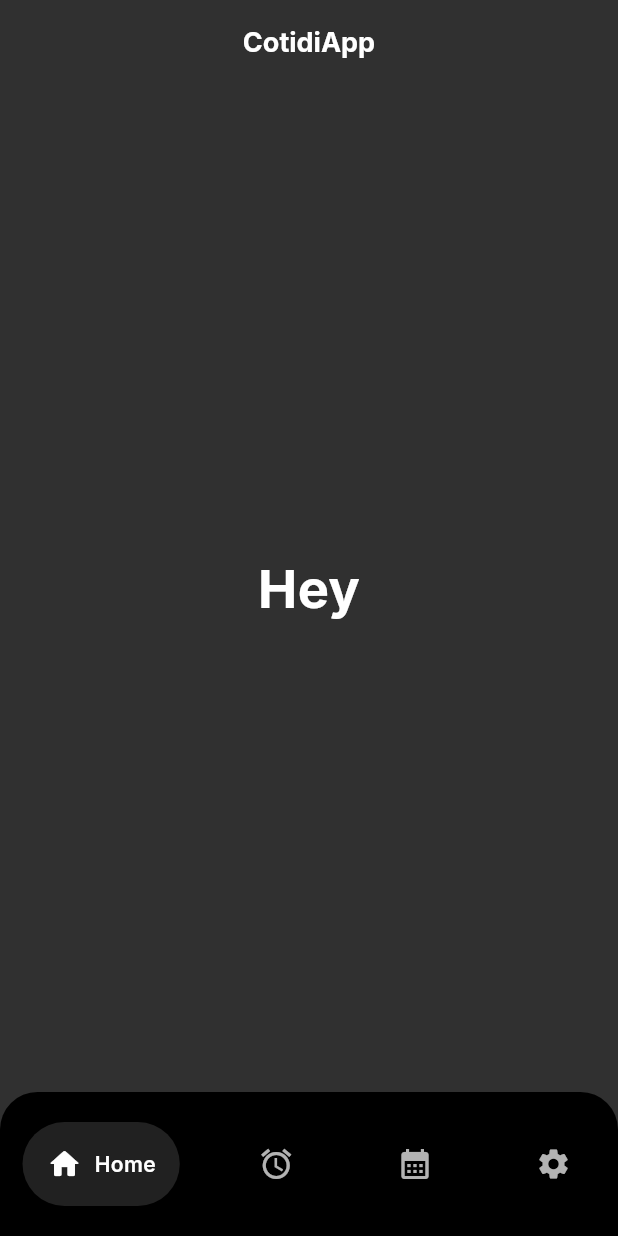
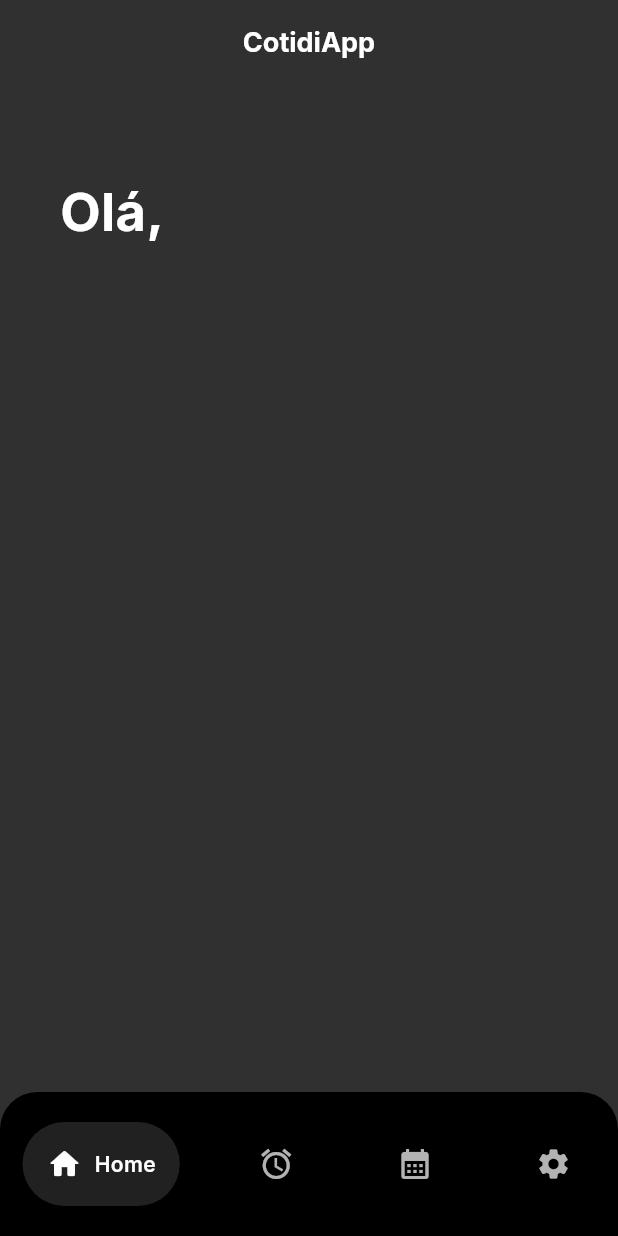
Before and after one commit to rodrigvues/cotidiapp, a Flutter app: the screen it shows after launch, on a phone screen of 412 x 824 dp. Run offline on Flutter 3.47's test engine with Material 3 defaults, Android fonts, the phone set to English and light mode, and no system bars; drawn by our look-alikes of google_nav_bar; our stand-ins replace go_router, google_fonts.

Commit message:
router funcionando e começo home page

```diff
--- a/lib/layout/layout_scaffold.dart
+++ b/lib/layout/layout_scaffold.dart
@@ -1,6 +1,6 @@
 import 'package:flutter/material.dart';
 import 'package:go_router/go_router.dart';
-import 'package:cotidiapp/pages/home.dart';
+import 'package:google_nav_bar/google_nav_bar.dart';
 
 class LayoutScaffold extends StatelessWidget {
   const LayoutScaffold({
@@ -11,8 +11,41 @@ class LayoutScaffold extends StatelessWidget {
   final StatefulNavigationShell navigationShell;
 
   @override
-  Widget build(BuildContext context) => Scaffold(
-    body: navigationShell,
-    bottomNavigationBar: Gnav(),
-  );
+  Widget build(BuildContext context) {
+    return Scaffold(
+      body: navigationShell,
+      backgroundColor: Colors.grey[850],
+      bottomNavigationBar: Container(
+        decoration: BoxDecoration(
+          color: Colors.black,
+          borderRadius: BorderRadius.only(
+            topRight: Radius.circular(25.0),
+            topLeft: Radius.circular(25.0),
+          ),
+        ),
+        child: Padding(
+          padding: const EdgeInsets.symmetric(horizontal: 15, vertical: 20),
+          child: GNav(
+            backgroundColor: Colors.black,
+            activeColor: Colors.white,
+            gap: 8,
+            tabBackgroundColor: Colors.grey.shade900,
+            color: Colors.white70,
+            padding: EdgeInsets.all(16),
+            selectedIndex: navigationShell.currentIndex,
+            onTabChange: (index) {
+              // Este método será chamado quando uma aba for selecionada
+              navigationShell.goBranch(index);
+            },
+            tabs: const [
+              GButton(icon: Icons.home_rounded, text: 'Home'),
+              GButton(icon: Icons.alarm, text: 'Relógio'),
+              GButton(icon: Icons.calendar_month, text: 'Planner'),
+              GButton(icon: Icons.settings, text: 'Configurações'),
+            ],
+          ),
+        ),
+      ),
+    );
+  }
 }
--- a/lib/main.dart
+++ b/lib/main.dart
@@ -1,6 +1,6 @@
 import 'package:flutter/material.dart';
-import 'package:cotidiapp/pages/home.dart';
 import 'package:google_fonts/google_fonts.dart';
+import 'package:cotidiapp/router/router.dart'; // Importe seu arquivo de rotas
 
 void main() {
   runApp(const MyApp());
@@ -11,10 +11,10 @@ class MyApp extends StatelessWidget {
 
   @override
   Widget build(BuildContext context) {
-    return MaterialApp(
+    return MaterialApp.router(
       debugShowCheckedModeBanner: false,
       theme: ThemeData(textTheme: GoogleFonts.interTextTheme()),
-      home: HomePage(),
+      routerConfig: router, // Use o router que você configurou
     );
   }
 }
--- a/lib/pages/home.dart
+++ b/lib/pages/home.dart
@@ -10,18 +10,22 @@ class HomePage extends StatelessWidget {
       appBar: appBar(),
       backgroundColor: Colors.grey[850],
       body: Container(
-        child: Center(
+        margin: const EdgeInsets.all(20),
+          child: Padding(
+            padding: const EdgeInsets.only(left: 20, top: 40),
             child: Text(
-            'Hey',
+              'Olá, ',
+
               style: TextStyle(
                 color: Colors.white,
                 fontSize: 35,
+
                 fontWeight: FontWeight.w700,
               ),
             ),
           ),
+
       ),
-      bottomNavigationBar: Gnav(),
     );
   }
 
@@ -41,38 +45,3 @@ class HomePage extends StatelessWidget {
     );
   }
 }
-
-class Gnav extends StatelessWidget {
-  const Gnav({super.key});
-
-  @override
-  Widget build(BuildContext context) {
-    return Container(
-      decoration: BoxDecoration(
-        color: Colors.black,
-        borderRadius: BorderRadius.only(
-          topRight: Radius.circular(25.0),
-          topLeft: Radius.circular(25.0),
-        ),
-      ),
-      child: Padding(
-        padding: const EdgeInsets.symmetric(horizontal: 15, vertical: 20),
-        child: GNav(
-          backgroundColor: Colors.black,
-          activeColor: Colors.white,
-          gap: 8,
-          tabBackgroundColor: Colors.grey.shade900,
-          color: Colors.white70,
-          padding: EdgeInsets.all(16),
-
-          tabs: const [
-            GButton(icon: Icons.home_rounded, text: 'Home'),
-            GButton(icon: Icons.alarm, text: 'Relógio'),
-            GButton(icon: Icons.calendar_month, text: 'Planner'),
-            GButton(icon: Icons.settings, text: 'Configurações'),
-          ],
-        ),
-      ),
-    );
-  }
-}
--- a/lib/router/router.dart
+++ b/lib/router/router.dart
@@ -1,18 +1,54 @@
-
-import 'package:flutter/cupertino.dart';
+import 'package:flutter/material.dart';
 import 'package:go_router/go_router.dart';
 import 'package:cotidiapp/layout/layout_scaffold.dart';
+// Importe suas telas
+import 'package:cotidiapp/pages/home.dart';
 
-final _rootNavigatorKey = GlobalKey<NavigatorState>(debugLabel: 'root');
-
-final router = GoRouter(
-    navigatorKey: _rootNavigatorKey,
-    routes: [
-      StatefulShellRoute.indexedStack(
-        builder: (context, state, navigatioShell) => LayoutScaffold(
-          navigatioShell: navigatioShell,
+final GoRouter router = GoRouter(
+  initialLocation: '/',
+  routes: [
+    StatefulShellRoute.indexedStack(
+      builder: (context, state, navigationShell) {
+        return LayoutScaffold(navigationShell: navigationShell);
+      },
+      branches: [
+        // Branch Home
+        StatefulShellBranch(
+          routes: [
+            GoRoute(
+              path: '/',
+              builder: (context, state) =>  HomePage(),
+            ),
+          ],
         ),
-
-      )
-    ],
+        // Branch Relógio
+        StatefulShellBranch(
+          routes: [
+            GoRoute(
+              path: '/clock',
+              builder: (context, state) =>  HomePage(),
+            ),
+          ],
+        ),
+        // Branch Planner
+        StatefulShellBranch(
+          routes: [
+            GoRoute(
+              path: '/planner',
+              builder: (context, state) =>  HomePage(),
+            ),
+          ],
+        ),
+        // Branch Configurações
+        StatefulShellBranch(
+          routes: [
+            GoRoute(
+              path: '/settings',
+              builder: (context, state) => HomePage(),
+            ),
+          ],
+        ),
+      ],
+    ),
+  ],
 );
```
Lines whose indentation alone changed are shown as unchanged.
